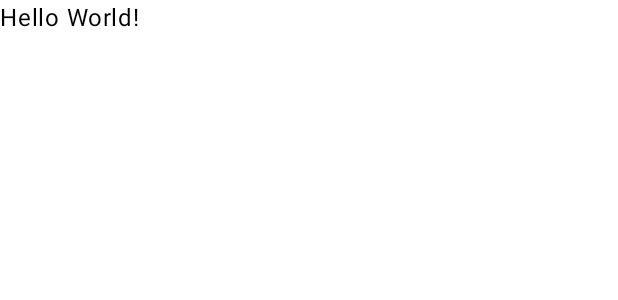
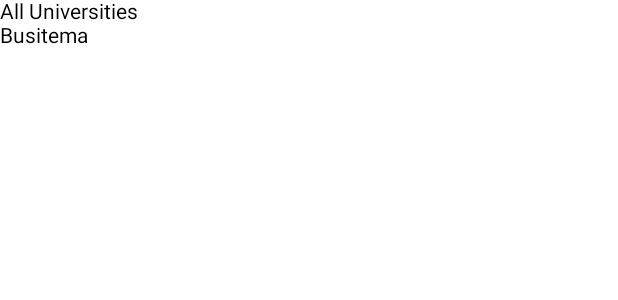
Before and after one commit to Matt-Murungi/streamline-interview, an Android app built with Jetpack Compose: the @Preview function GreetingPreview, on a phone screen of 412 x 824 dp. Shown: the top 300 px of the screen. Run offline under Robolectric (Android 15) with nearby library versions, the phone set to English and light mode, and no system bars; our stand-ins replace Dagger/Hilt's generated code.

Commit message:
add screens

```diff
--- a/app/src/main/AndroidManifest.xml
+++ b/app/src/main/AndroidManifest.xml
@@ -2,8 +2,12 @@
 <manifest xmlns:android="http://schemas.android.com/apk/res/android"
     xmlns:tools="http://schemas.android.com/tools">
 
+    <uses-permission android:name="android.permission.INTERNET" />
+
+
     <application
         android:allowBackup="true"
+        android:usesCleartextTraffic="true"
         android:name=".StreamlineApp"
         android:dataExtractionRules="@xml/data_extraction_rules"
         android:fullBackupContent="@xml/backup_rules"
--- a/app/src/main/java/com/example/myapplication/MainActivity.kt
+++ b/app/src/main/java/com/example/myapplication/MainActivity.kt
@@ -7,6 +7,7 @@ import androidx.compose.foundation.background
 import androidx.compose.foundation.layout.Column
 import androidx.compose.foundation.layout.Row
 import androidx.compose.foundation.layout.fillMaxSize
+import androidx.compose.material3.Button
 import androidx.compose.material3.MaterialTheme
 import androidx.compose.material3.Surface
 import androidx.compose.material3.Text
@@ -14,8 +15,12 @@ import androidx.compose.runtime.Composable
 import androidx.compose.ui.Modifier
 import androidx.compose.ui.graphics.Color
 import androidx.compose.ui.tooling.preview.Preview
+import androidx.lifecycle.ViewModel
+import androidx.navigation.NavController
+import com.example.myapplication.navigation.AppNavigation
 import com.example.myapplication.ui.theme.MyApplicationTheme
 import dagger.hilt.android.AndroidEntryPoint
+import dagger.hilt.android.lifecycle.HiltViewModel
 
 @AndroidEntryPoint
 class MainActivity : ComponentActivity() {
@@ -24,30 +29,8 @@ class MainActivity : ComponentActivity() {
         setContent {
             MyApplicationTheme {
                 // A surface container using the 'background' color from the theme
-                Surface(modifier = Modifier.fillMaxSize(), color = MaterialTheme.colorScheme.background) {
-                    Column {
-                        Greeting("Matthew", modifier = Modifier.background(Color.Blue))
-
-
-                    }
-                }
+             AppNavigation()
             }
         }
     }
 }
-
-@Composable
-fun Greeting(name: String, modifier: Modifier = Modifier) {
-    Text(
-            text = "Hello $name!",
-            modifier = modifier
-    )
-}
-
-@Preview(showBackground = true)
-@Composable
-fun GreetingPreview() {
-    MyApplicationTheme {
-        Greeting("World")
-    }
-}
--- /dev/null
+++ b/app/src/main/java/com/example/myapplication/screens/HomeScreen.kt
@@ -0,0 +1,34 @@
+package com.example.myapplication.screens
+
+import androidx.compose.foundation.layout.Column
+import androidx.compose.material3.Button
+import androidx.compose.material3.Text
+import androidx.compose.runtime.Composable
+import androidx.compose.ui.tooling.preview.Preview
+import androidx.navigation.NavController
+import androidx.navigation.compose.rememberNavController
+import com.example.myapplication.AppViewModel
+import com.example.myapplication.ui.theme.MyApplicationTheme
+import dagger.hilt.android.lifecycle.HiltViewModel
+
+@Composable
+fun HomeScreen(navController: NavController, appViewModel: AppViewModel) {
+    Text(
+        text = "Hello !",
+    )
+    Button(onClick = { appViewModel.fetchUgandanUniversities() }) {
+
+    }
+}
+
+@Preview(showBackground = true, showSystemUi = true)
+@Composable
+fun GreetingPreview() {
+    Column {
+        Text(text = "All Universities")
+        Column {
+            Text(text = "Busitema")
+
+        }
+    }
+}
```
Also changed, not shown: app/build.gradle.kts (+10 -0 lines), app/src/main/java/com/example/myapplication/AppViewModel.kt (+20 -1 lines), app/src/main/java/com/example/myapplication/di/AppModule.kt (added, +68 -0 lines), app/src/main/java/com/example/myapplication/navigation/AppScreens.kt (added, +14 -0 lines), app/src/main/java/com/example/myapplication/navigation/navigation.kt (added, +29 -0 lines), app/src/main/java/com/example/myapplication/network/StreamlineAPI.kt (added, +11 -0 lines), app/src/main/java/com/example/myapplication/repository.kt (added, +16 -0 lines).
